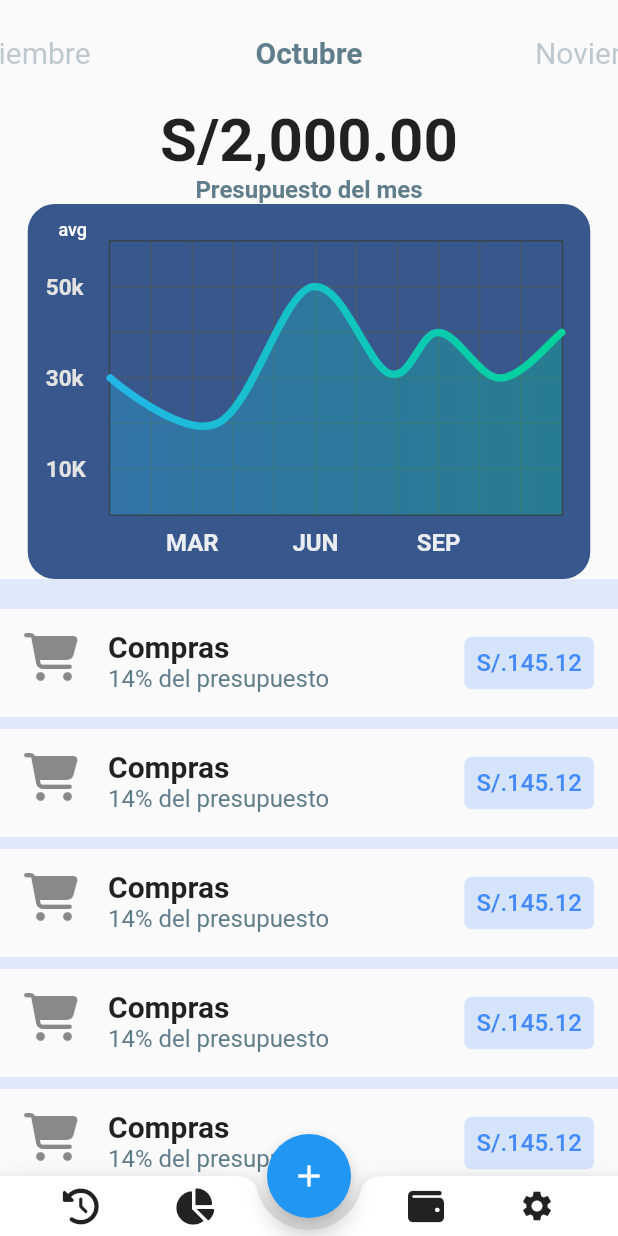
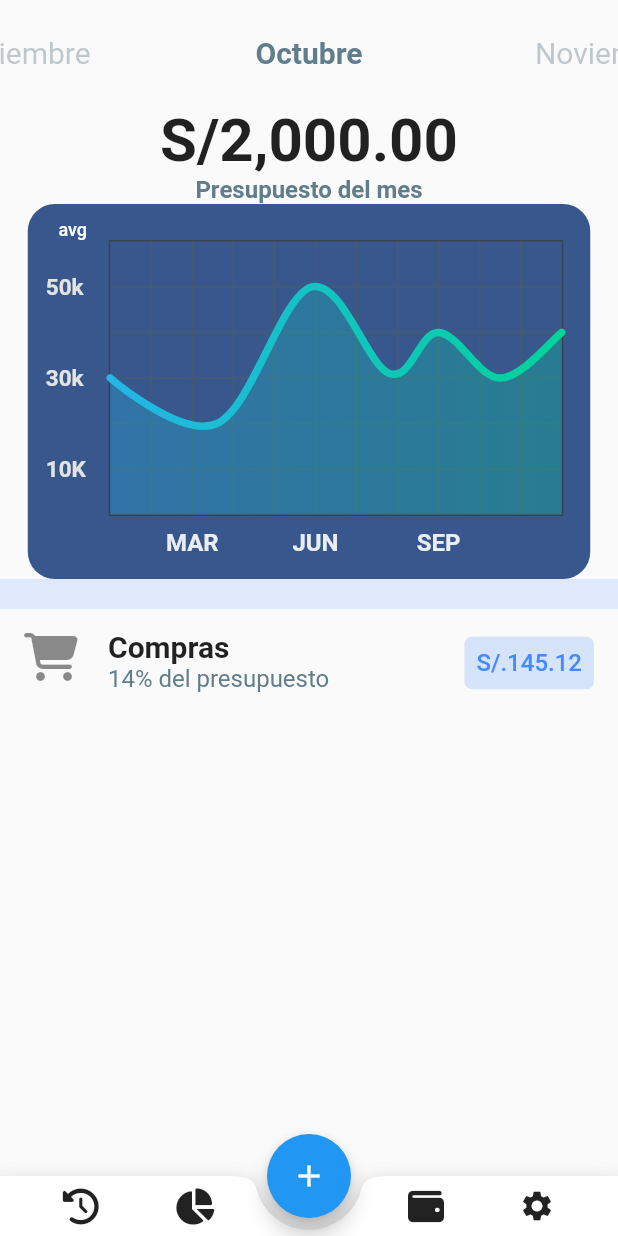
Before and after one commit to PieroAlvaradoP/Gasto_wallet, a Flutter app: the screen it shows after launch, on a phone screen of 412 x 824 dp. Run offline on Flutter 3.47's test engine with Material 2 defaults, Android fonts, the phone set to English and light mode, and no system bars; drawn by our look-alikes of fl_chart; our stand-ins replace cloud_firestore, font_awesome_flutter; accounts and stored records are empty.

Commit message:
Ejecutar cada vista individual

```diff
--- a/lib/login.dart
+++ b/lib/login.dart
@@ -1,6 +1,26 @@
 import 'package:flutter/material.dart';
 import 'sign_up.dart';
 import 'main.dart';
+
+void main() {
+  runApp(const MyAppLogin());
+}
+
+class MyAppLogin extends StatelessWidget {
+  const MyAppLogin({super.key});
+
+  // This widget is the root of your application.
+  @override
+  Widget build(BuildContext context) {
+    return MaterialApp(
+      title: 'GastoWallet',
+      theme: ThemeData(
+        primarySwatch: Colors.blue,
+      ),
+      home: const Login(),
+    );
+  }
+}
 
 class Login extends StatefulWidget {
   const Login({Key? key}) : super(key: key);
--- a/lib/main.dart
+++ b/lib/main.dart
@@ -2,9 +2,7 @@ import 'package:flutter/material.dart';
 import 'package:font_awesome_flutter/font_awesome_flutter.dart';
 import 'graph_widget.dart';
 import 'package:cloud_firestore/cloud_firestore.dart';
-
 import 'login.dart';
-
 
 void main() {
   runApp(const MyApp());
@@ -232,7 +230,7 @@ class _HomePageState extends State<HomePage> {
   Widget _list() {
     return Expanded(
         child: ListView.separated(
-          itemCount: 14,
+          itemCount: 1,
           itemBuilder: (BuildContext context, int index) =>
               _itemList(FontAwesomeIcons.cartShopping, 'Compras', 14, 145.12),
           separatorBuilder: (BuildContext context, int index) {
@@ -241,12 +239,7 @@ class _HomePageState extends State<HomePage> {
               height: 8,
             );
           },
-          /*children: const <Widget>[
-      _itemList(FontAwesomeIcons.cartShopping, 'Compras', 14, 145.12),
-      _itemList(FontAwesomeIcons.wineGlass, 'Alcohol', 10, 73.3),
-      _itemList(FontAwesomeIcons.burger, 'Comida', 11, 123.32),
-      _itemList(FontAwesomeIcons.cartShopping, 'Compras', 10, 100.12)
-    ],*/
-        ));
+        )
+    );
   }
 }
--- a/lib/sign_up.dart
+++ b/lib/sign_up.dart
@@ -1,5 +1,25 @@
 import 'package:flutter/material.dart';
 import 'package:gasto_wallet/login.dart';
+
+void main() {
+  runApp(const MyAppSignUp());
+}
+
+class MyAppSignUp extends StatelessWidget {
+  const MyAppSignUp({super.key});
+
+  // This widget is the root of your application.
+  @override
+  Widget build(BuildContext context) {
+    return MaterialApp(
+      title: 'GastoWallet',
+      theme: ThemeData(
+        primarySwatch: Colors.blue,
+      ),
+      home: const SingUp(),
+    );
+  }
+}
 
 class SingUp extends StatefulWidget {
   const SingUp({Key? key}) : super(key: key);
@@ -29,7 +49,8 @@ class _MySingUp extends State<SingUp> {
                         color: Colors.blue,
                         fontWeight: FontWeight.w500,
                         fontSize: 30),
-                  )),
+                  )
+              ),
               Container(
                   alignment: Alignment.center,
                   padding: const EdgeInsets.all(10),
```
